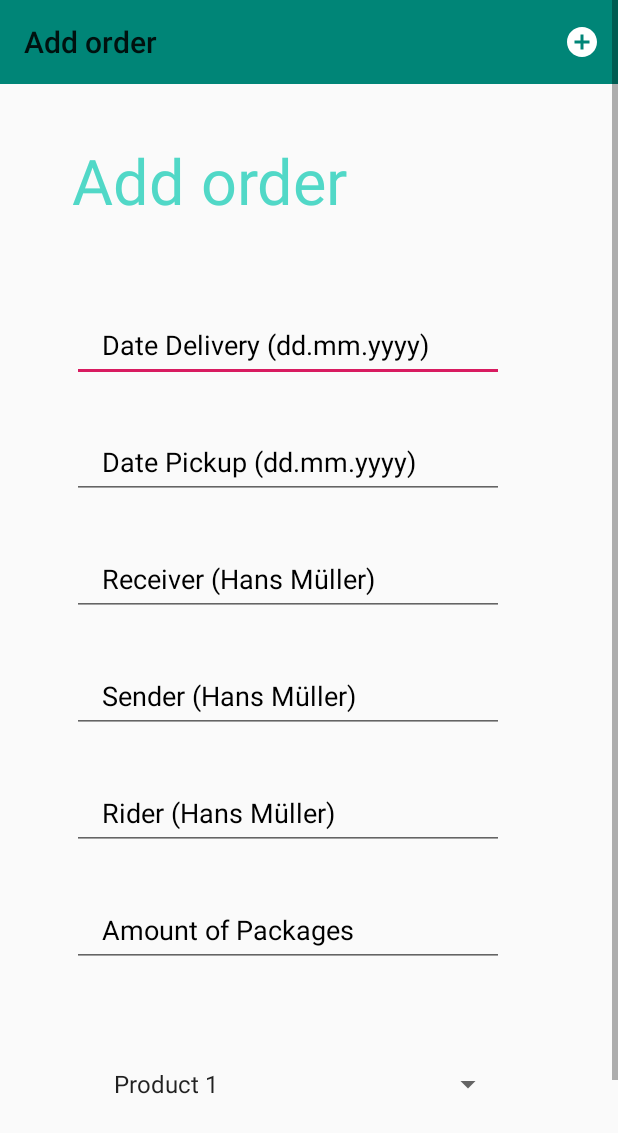
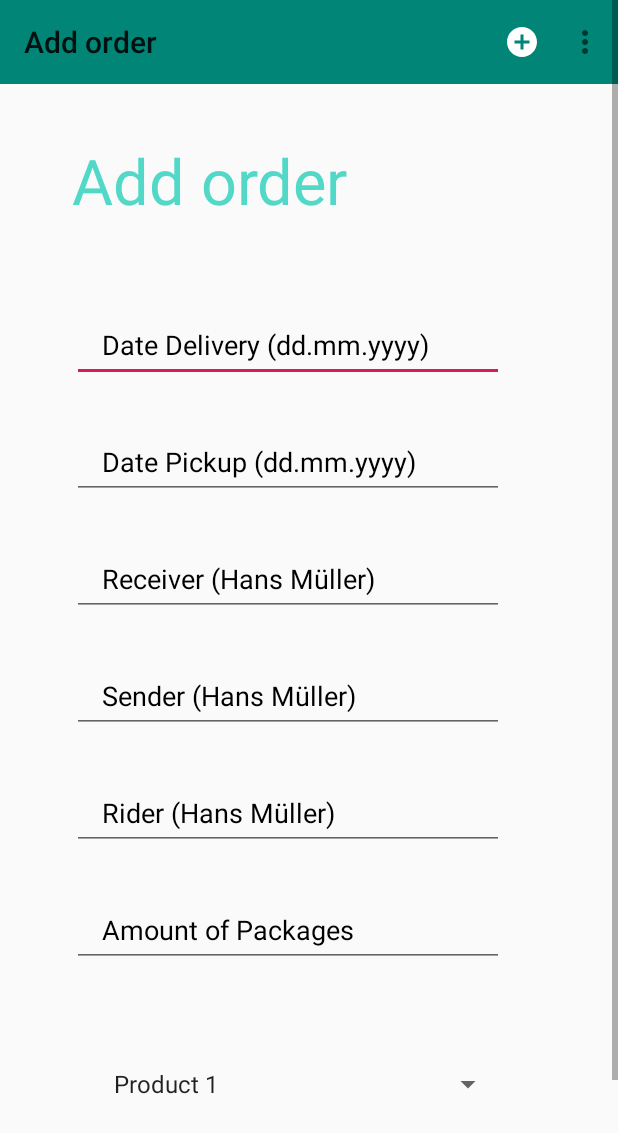
Before and after one commit to Kalja97/KargoBike, an Android app: the screen it shows after launch (AddOrderActivity), after a tap on an icon or button, on a phone screen of 412 x 824 dp. Shown: the top 1133 px of the screen. Run offline under Robolectric (Android 15) with nearby library versions, the phone set to English and light mode, and no system bars; our stand-ins replace Firebase (no records; nobody signed in at launch, a user with empty details on screens opened directly); 3 statements that could not run were skipped.

Commit message:
Menu with 2 items

```diff
--- a/app/src/main/java/com/example/kargobike/ui/order/OrdersActivity.java
+++ b/app/src/main/java/com/example/kargobike/ui/order/OrdersActivity.java
@@ -50,18 +50,24 @@ public class OrdersActivity extends AppCompatActivity {
 
     private String OrderNr, CheckpointId;
 
-    private Toolbar toolbar;
+   // private Toolbar toolbar;
+
+    @Override
+    public boolean onCreateOptionsMenu(Menu menu) {
+        MenuInflater inflater = getMenuInflater();
+        inflater.inflate(R.menu.menu_main,menu);
+        return true;
+    }
+
+
+    //   @Override
+  //  public boolean onCreateOptionsMenu(Menu menu){
+  //      setTitle("Orders");
+  //      //getMenuInflater().inflate(R.menu.main_activity_actions, menu);
+  //      return super.onCreateOptionsMenu(menu);
 
 
 
-    @Override
-    public boolean onCreateOptionsMenu(Menu menu){
-        setTitle("Orders");
-        //getMenuInflater().inflate(R.menu.main_activity_actions, menu);
-        return super.onCreateOptionsMenu(menu);
-
-
-    }
 
     @Override
     public boolean onOptionsItemSelected(MenuItem item) {
@@ -87,8 +93,9 @@ public class OrdersActivity extends AppCompatActivity {
         super.onCreate(savedInstanceState);
         setContentView(R.layout.activity_orders);
 
-        toolbar = (Toolbar) findViewById(R.id.toolbar);
-        setSupportActionBar(toolbar);
+
+        //toolbar = (Toolbar) findViewById(R.id.toolbar);
+        //setSupportActionBar(toolbar);
 
         OrderNr = getIntent().getStringExtra("OrderNr");
         //CheckpointId = getIntent().getStringExtra("CheckpointId");
@@ -265,5 +272,7 @@ public class OrdersActivity extends AppCompatActivity {
 
         }
 
+
+
     }
 }
--- /dev/null
+++ b/app/src/main/res/drawable/ic_menu.xml
@@ -0,0 +1,9 @@
+<vector xmlns:android="http://schemas.android.com/apk/res/android"
+        android:width="24dp"
+        android:height="24dp"
+        android:viewportWidth="24.0"
+        android:viewportHeight="24.0">
+    <path
+        android:fillColor="#FF000000"
+        android:pathData="M12,8c1.1,0 2,-0.9 2,-2s-0.9,-2 -2,-2 -2,0.9 -2,2 0.9,2 2,2zM12,10c-1.1,0 -2,0.9 -2,2s0.9,2 2,2 2,-0.9 2,-2 -0.9,-2 -2,-2zM12,16c-1.1,0 -2,0.9 -2,2s0.9,2 2,2 2,-0.9 2,-2 -0.9,-2 -2,-2z"/>
+</vector>
--- a/app/src/main/res/menu/menu_main.xml
+++ b/app/src/main/res/menu/menu_main.xml
@@ -1,6 +1,14 @@
 <?xml version="1.0" encoding="utf-8"?>
 <menu xmlns:android="http://schemas.android.com/apk/res/android"
     xmlns:app="http://schemas.android.com/apk/res-auto">
+    <item android:id="@+id/item1"
+        android:icon="@drawable/ic_menu"
+        android:title="Logout"
+        app:showAsAction="never"/>
+    <item android:id="@+id/item2"
+        android:icon="@drawable/ic_menu"
+        android:title="Settings"
+        app:showAsAction="never"/>
 
     <item
         android:id="@+id/add"
```
